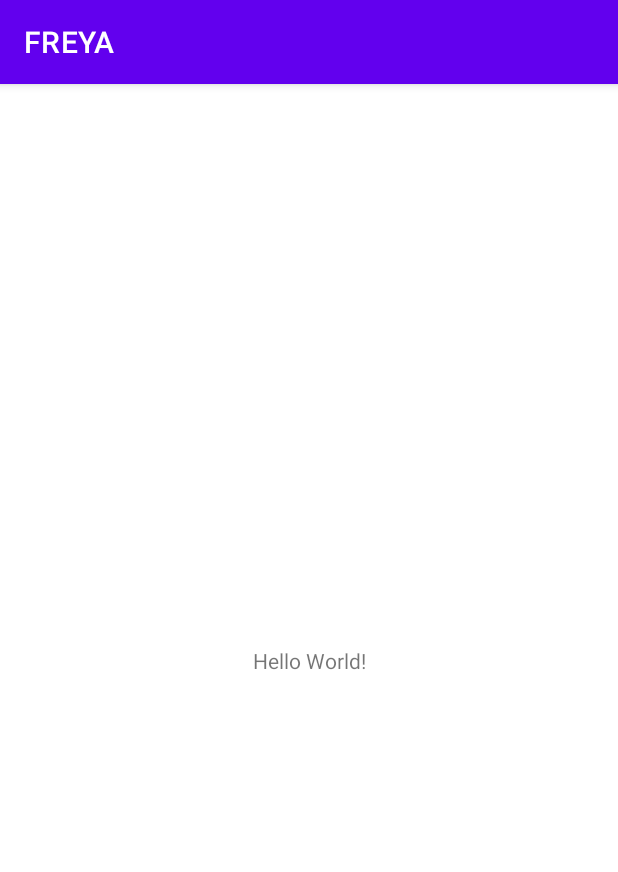
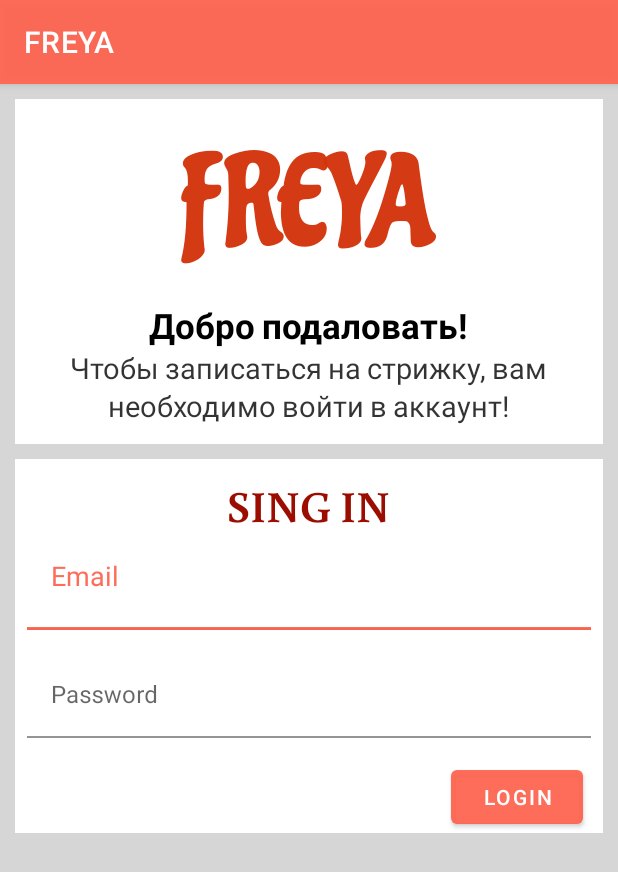
Before and after one commit to NKSnap/FREYA_PROJECT, an Android app: the screen it shows after launch (MainActivity before the commit, SingInActivity after it), on a phone screen of 412 x 824 dp. Shown: the top 872 px of the screen. Run offline under Robolectric (Android 15) with nearby library versions, the phone set to English and light mode, and no system bars.

Commit message:
Added SingIn activity
# Добавлено активити входа в приложение
# Добавлено два фрагмента для активити входа

```diff
--- a/app/build.gradle
+++ b/app/build.gradle
@@ -26,15 +26,20 @@ android {
         sourceCompatibility JavaVersion.VERSION_1_8
         targetCompatibility JavaVersion.VERSION_1_8
     }
+    buildFeatures {
+        viewBinding true
+    }
 }
 
 dependencies {
 
+    implementation "androidx.fragment:fragment:1.4.1"
     implementation 'androidx.appcompat:appcompat:1.4.1'
     implementation 'com.google.android.material:material:1.5.0'
     implementation 'androidx.constraintlayout:constraintlayout:2.1.3'
     implementation 'com.google.firebase:firebase-database:20.0.4'
-    testImplementation 'junit:junit:4.+'
+    implementation 'androidx.legacy:legacy-support-v4:1.0.0'
+    testImplementation 'junit:junit:'
     androidTestImplementation 'androidx.test.ext:junit:1.1.3'
     androidTestImplementation 'androidx.test.espresso:espresso-core:3.4.0'
 }
--- a/app/src/main/AndroidManifest.xml
+++ b/app/src/main/AndroidManifest.xml
@@ -7,16 +7,17 @@
         android:icon="@mipmap/ic_launcher"
         android:label="@string/app_name"
         android:roundIcon="@mipmap/ic_launcher_round"
+        android:screenOrientation="portrait"
         android:supportsRtl="true"
         android:theme="@style/Theme.FREYA">
         <activity
-            android:name=".MainActivity"
+            android:name=".view.signin.activity.SingInActivity"
             android:exported="true">
             <intent-filter>
                 <action android:name="android.intent.action.MAIN" />
-
                 <category android:name="android.intent.category.LAUNCHER" />
             </intent-filter>
+
         </activity>
     </application>
 
--- /dev/null
+++ b/app/src/main/java/com/firstapplication/freya/presenter/SingInPresenter.java
@@ -0,0 +1,4 @@
+package com.firstapplication.freya.presenter;
+
+public class SingInPresenter {
+}
--- /dev/null
+++ b/app/src/main/java/com/firstapplication/freya/repository/SignInDBRepository.java
@@ -0,0 +1,4 @@
+package com.firstapplication.freya.repository;
+
+public interface SignInDBRepository {
+}
--- /dev/null
+++ b/app/src/main/java/com/firstapplication/freya/repository/SignInDBRepositoryImpl.java
@@ -0,0 +1,4 @@
+package com.firstapplication.freya.repository;
+
+public class SignInDBRepositoryImpl implements SignInDBRepository {
+}
--- /dev/null
+++ b/app/src/main/java/com/firstapplication/freya/view/signin/activity/SingInActivity.java
@@ -0,0 +1,16 @@
+package com.firstapplication.freya.view.signin.activity;
+
+import android.os.Bundle;
+
+import androidx.appcompat.app.AppCompatActivity;
+
+import com.firstapplication.freya.R;
+
+public class SingInActivity extends AppCompatActivity {
+
+    @Override
+    protected void onCreate(Bundle savedInstanceState) {
+        super.onCreate(savedInstanceState);
+        setContentView(R.layout.activity_sing_in);
+    }
+}
--- /dev/null
+++ b/app/src/main/java/com/firstapplication/freya/view/signin/fragment/LogInFragment.java
@@ -0,0 +1,22 @@
+package com.firstapplication.freya.view.signin.fragment;
+
+import android.os.Bundle;
+
+import androidx.fragment.app.Fragment;
+
+import android.view.LayoutInflater;
+import android.view.View;
+import android.view.ViewGroup;
+
+import com.firstapplication.freya.R;
+
+
+public class LogInFragment extends Fragment {
+
+    @Override
+    public View onCreateView(LayoutInflater inflater, ViewGroup container,
+                             Bundle savedInstanceState) {
+        // Inflate the layout for this fragment
+        return inflater.inflate(R.layout.fragment_log_in, container, false);
+    }
+}
--- /dev/null
+++ b/app/src/main/java/com/firstapplication/freya/view/signin/fragment/SingInFreyaFragment.java
@@ -0,0 +1,24 @@
+package com.firstapplication.freya.view.signin.fragment;
+
+import android.os.Bundle;
+
+import androidx.fragment.app.Fragment;
+
+import android.view.LayoutInflater;
+import android.view.View;
+import android.view.ViewGroup;
+
+import com.firstapplication.freya.R;
+
+
+public class SingInFreyaFragment extends Fragment {
+
+    @Override
+    public View onCreateView(LayoutInflater inflater, ViewGroup container,
+                             Bundle savedInstanceState) {
+        // Inflate the layout for this fragment
+        return inflater.inflate(R.layout.fragment_sing_in_freya, container, false);
+    }
+
+
+}
--- /dev/null
+++ b/app/src/main/res/layout/activity_sing_in.xml
@@ -0,0 +1,34 @@
+<?xml version="1.0" encoding="utf-8"?>
+<androidx.constraintlayout.widget.ConstraintLayout xmlns:android="http://schemas.android.com/apk/res/android"
+    xmlns:app="http://schemas.android.com/apk/res-auto"
+    xmlns:tools="http://schemas.android.com/tools"
+    android:layout_width="match_parent"
+    android:layout_height="match_parent"
+    tools:context=".view.signin.activity.SingInActivity"
+    android:background="#D6D6D6">
+
+    <androidx.fragment.app.FragmentContainerView
+        android:layout_width="match_parent"
+        android:layout_height="wrap_content"
+        android:id="@+id/fragment_container_welcome"
+        android:name="com.firstapplication.freya.view.signin.fragment.SingInFreyaFragment"
+        android:layout_marginTop="10dp"
+        android:layout_marginStart="10dp"
+        android:layout_marginEnd="10dp"
+        app:layout_constraintTop_toTopOf="parent"
+        app:layout_constraintLeft_toLeftOf="parent"
+        app:layout_constraintRight_toRightOf="parent"/>
+
+    <androidx.fragment.app.FragmentContainerView
+        android:layout_width="match_parent"
+        android:layout_height="wrap_content"
+        android:id="@+id/fragment_container_login"
+        android:name="com.firstapplication.freya.view.signin.fragment.LogInFragment"
+        android:layout_marginTop="10dp"
+        android:layout_marginStart="10dp"
+        android:layout_marginEnd="10dp"
+        app:layout_constraintLeft_toLeftOf="parent"
+        app:layout_constraintRight_toRightOf="parent"
+        app:layout_constraintTop_toBottomOf="@id/fragment_container_welcome"/>
+
+</androidx.constraintlayout.widget.ConstraintLayout>
--- /dev/null
+++ b/app/src/main/res/layout/fragment_log_in.xml
@@ -0,0 +1,73 @@
+<?xml version="1.0" encoding="utf-8"?>
+<FrameLayout xmlns:android="http://schemas.android.com/apk/res/android"
+    xmlns:app="http://schemas.android.com/apk/res-auto"
+    xmlns:tools="http://schemas.android.com/tools"
+    android:layout_width="match_parent"
+    android:layout_height="match_parent"
+    android:background="@color/white"
+    tools:context=".view.signin.fragment.LogInFragment">
+
+    <LinearLayout
+        android:layout_width="match_parent"
+        android:layout_height="wrap_content"
+        android:layout_gravity="center_horizontal"
+        android:layout_marginTop="11dp"
+        android:orientation="vertical">
+
+        <TextView
+            android:layout_width="wrap_content"
+            android:layout_height="wrap_content"
+            android:layout_gravity="center_horizontal"
+            android:text="@string/sign_in"
+            android:textSize="29sp"
+            android:fontFamily="@font/buenard_bold"
+            android:textColor="#9A0D00"/>
+
+        <com.google.android.material.textfield.TextInputLayout
+            android:layout_width="match_parent"
+            android:layout_height="wrap_content"
+            app:hintTextAppearance="@style/TextAppearance.AppCompat.Medium">
+
+            <com.google.android.material.textfield.TextInputEditText
+                android:id="@+id/et_log_email"
+                android:layout_width="match_parent"
+                android:layout_height="wrap_content"
+                android:layout_marginStart="8dp"
+                android:layout_marginTop="8dp"
+                android:layout_marginEnd="8dp"
+                android:layout_marginBottom="8dp"
+                android:background="@color/white"
+                android:hint="@string/hint_email" />
+
+        </com.google.android.material.textfield.TextInputLayout>
+
+        <com.google.android.material.textfield.TextInputLayout
+            android:layout_width="match_parent"
+            android:layout_height="wrap_content"
+            app:hintTextAppearance="@style/TextAppearance.AppCompat.Medium">
+
+            <com.google.android.material.textfield.TextInputEditText
+                android:id="@+id/et_log_password"
+                android:layout_width="match_parent"
+                android:layout_height="wrap_content"
+                android:layout_marginStart="8dp"
+                android:layout_marginTop="8dp"
+                android:layout_marginEnd="8dp"
+                android:layout_marginBottom="8dp"
+                android:background="@color/white"
+                android:hint="@string/hint_password" />
+
+        </com.google.android.material.textfield.TextInputLayout>
+
+        <Button
+            android:id="@+id/btn_login"
+            android:layout_width="wrap_content"
+            android:layout_height="wrap_content"
+            android:text="@string/button_login"
+            android:layout_gravity="end"
+            android:layout_marginTop="7dp"
+            android:layout_marginEnd="13dp"/>
+
+    </LinearLayout>
+
+</FrameLayout>
--- /dev/null
+++ b/app/src/main/res/layout/fragment_sing_in_freya.xml
@@ -0,0 +1,52 @@
+<?xml version="1.0" encoding="utf-8"?>
+<FrameLayout xmlns:android="http://schemas.android.com/apk/res/android"
+    xmlns:tools="http://schemas.android.com/tools"
+    android:layout_width="match_parent"
+    android:layout_height="230dp"
+    android:background="@color/white"
+    tools:context=".view.signin.fragment.SingInFreyaFragment">
+
+    <TextView
+        android:layout_width="wrap_content"
+        android:layout_height="wrap_content"
+        android:layout_gravity="center_horizontal"
+        android:layout_marginTop="20dp"
+        android:layout_marginBottom="10dp"
+        android:fontFamily="@font/chicle"
+        android:text="@string/sign_in_freya"
+        android:textColor="#F7D3340C"
+        android:textSize="83sp" />
+
+    <LinearLayout
+        android:layout_width="match_parent"
+        android:layout_height="wrap_content"
+        android:layout_gravity="center_horizontal"
+        android:layout_marginTop="135dp"
+        android:orientation="vertical" >
+
+        <TextView
+            android:layout_width="wrap_content"
+            android:layout_height="wrap_content"
+            android:layout_gravity="center"
+            android:fontFamily="@font/buenard_bold"
+            android:textColor="@color/black"
+            android:textSize="23sp"
+            android:text="@string/sing_in_welcome"/>
+
+        <TextView
+            style="@style/info_text"
+            android:layout_width="wrap_content"
+            android:layout_height="wrap_content"
+            android:layout_gravity="center_horizontal"
+            android:text="@string/sing_in_welcome_info1" />
+
+        <TextView
+            style="@style/info_text"
+            android:layout_width="wrap_content"
+            android:layout_height="wrap_content"
+            android:layout_gravity="center_horizontal"
+            android:text="@string/sing_in_welcome_info2"/>
+
+    </LinearLayout>
+
+</FrameLayout>
--- a/app/src/main/res/values/strings.xml
+++ b/app/src/main/res/values/strings.xml
@@ -1,3 +1,15 @@
 <resources>
     <string name="app_name">FREYA</string>
+
+    // Sing In Fragment
+    <string name="sign_in_freya">FREYA</string>
+    <string name="sing_in_welcome">Добро подаловать!</string>
+    <string name="sing_in_welcome_info1">Чтобы записаться на стрижку, вам</string>
+    <string name="sing_in_welcome_info2">необходимо войти в аккаунт!</string>
+
+    <string name="hint_email">Email</string>
+    <string name="hint_password">Password</string>
+    <string name="sign_in">SING IN</string>
+    <string name="button_login">LOGIN</string>
+
 </resources>
--- /dev/null
+++ b/app/src/main/res/values/styles.xml
@@ -0,0 +1,10 @@
+<?xml version="1.0" encoding="utf-8"?>
+<resources>
+
+    <style name="info_text">
+        <item name="android:textSize">19sp</item>
+        <item name="android:textColor">#CC000000</item>
+        <item name="android:fontFamily">@font/buenard_regular</item>
+    </style>
+
+</resources>
--- a/app/src/main/res/values/themes.xml
+++ b/app/src/main/res/values/themes.xml
@@ -2,7 +2,7 @@
     <!-- Base application theme. -->
     <style name="Theme.FREYA" parent="Theme.MaterialComponents.DayNight.DarkActionBar">
         <!-- Primary brand color. -->
-        <item name="colorPrimary">@color/purple_500</item>
+        <item name="colorPrimary">#EDFD624E</item>
         <item name="colorPrimaryVariant">@color/purple_700</item>
         <item name="colorOnPrimary">@color/white</item>
         <!-- Secondary brand color. -->
```
Also changed, not shown: app/src/main/res/font/buenard_bold.ttf (added), app/src/main/res/font/buenard_regular.ttf (added), app/src/main/res/font/chicle.ttf (added).
